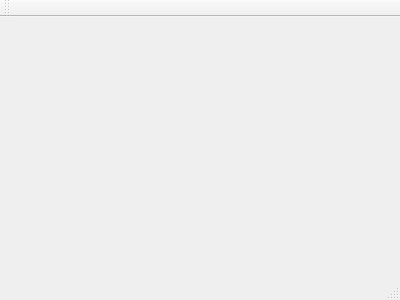
Old version of the form mainwindow.ui in the repository AntoninLoubiere/GitGui.
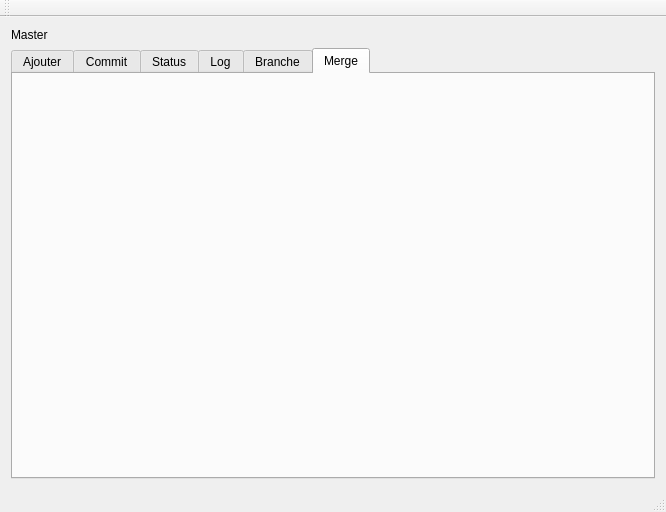
New version of the form.

What changed in the file:
```diff
--- a/mainwindow.ui
+++ b/mainwindow.ui
@@ -1,24 +1,86 @@
 <ui version="4.0">
  <class>MainWindow</class>
- <widget class="QMainWindow" name="MainWindow" >
-  <property name="geometry" >
+ <widget class="QMainWindow" name="MainWindow">
+  <property name="geometry">
    <rect>
     <x>0</x>
     <y>0</y>
-    <width>400</width>
-    <height>300</height>
+    <width>666</width>
+    <height>512</height>
    </rect>
   </property>
   <property name="windowTitle" >
    <string>MainWindow</string>
   </property>
-  <widget class="QMenuBar" name="menuBar" />
-  <widget class="QToolBar" name="mainToolBar" />
-  <widget class="QWidget" name="centralWidget" />
-  <widget class="QStatusBar" name="statusBar" />
+  <widget class="QWidget" name="centralWidget">
+   <layout class="QVBoxLayout" name="verticalLayout">
+    <item>
+     <widget class="QLabel" name="label">
+      <property name="text">
+       <string>Master</string>
+      </property>
+     </widget>
+    </item>
+    <item>
+     <widget class="QTabWidget" name="tabWidget">
+      <property name="currentIndex">
+       <number>5</number>
+      </property>
+      <widget class="QWidget" name="addTab">
+       <attribute name="title">
+        <string>Ajouter</string>
+       </attribute>
+      </widget>
+      <widget class="QWidget" name="commitTab">
+       <attribute name="title">
+        <string>Commit</string>
+       </attribute>
+      </widget>
+      <widget class="QWidget" name="statusTab">
+       <attribute name="title">
+        <string>Status</string>
+       </attribute>
+      </widget>
+      <widget class="QWidget" name="logTab">
+       <attribute name="title">
+        <string>Log</string>
+       </attribute>
+      </widget>
+      <widget class="QWidget" name="branchTab">
+       <attribute name="title">
+        <string>Branche</string>
+       </attribute>
+      </widget>
+      <widget class="QWidget" name="mergeTab">
+       <attribute name="title">
+        <string>Merge</string>
+       </attribute>
+      </widget>
+     </widget>
+    </item>
+   </layout>
+  </widget>
+  <widget class="QMenuBar" name="menuBar">
+   <property name="geometry">
+    <rect>
+     <x>0</x>
+     <y>0</y>
+     <width>666</width>
+     <height>22</height>
+    </rect>
+   </property>
+  </widget>
+  <widget class="QToolBar" name="mainToolBar">
+   <attribute name="toolBarArea">
+    <enum>TopToolBarArea</enum>
+   </attribute>
+   <attribute name="toolBarBreak">
+    <bool>false</bool>
+   </attribute>
+  </widget>
+  <widget class="QStatusBar" name="statusBar"/>
  </widget>
- <layoutDefault spacing="6" margin="11" />
- <pixmapfunction></pixmapfunction>
+ <layoutdefault spacing="6" margin="11"/>
  <resources/>
  <connections/>
 </ui>
```
Left out of the diff: 4 changed lines with no effect on the pictures.
